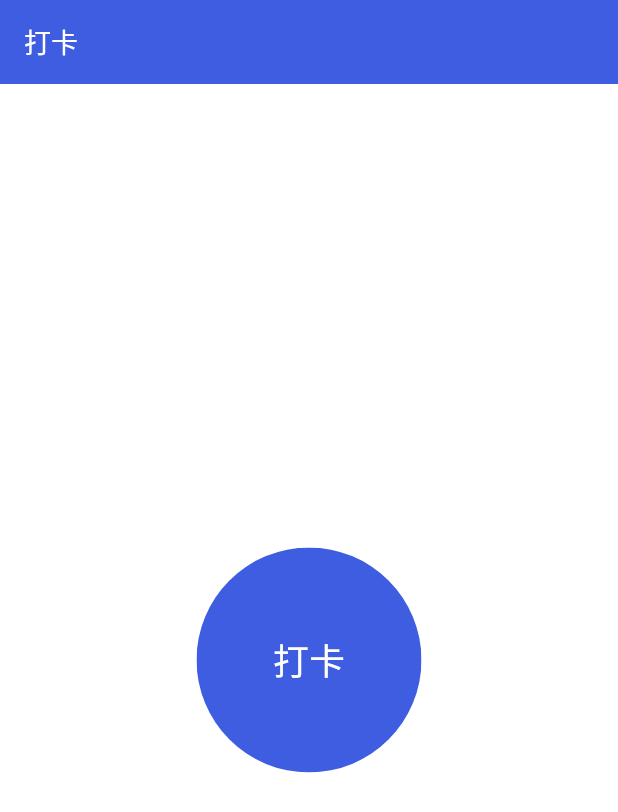
After one commit to chianglife/uhomebk_flutter, a Flutter app: the SignInPage screen opened directly, on a phone screen of 412 x 824 dp. The commit adds this screen. Shown: the top 812 px of the screen. Run offline on Flutter 3.47's test engine with Material 2 defaults, Android fonts, the light colour scheme and no system bars; our stand-ins replace cookie_jar, dio, dio_cookie_manager.

Commit message:
考勤打卡

```diff
--- a/lib/config/http_urls.dart
+++ b/lib/config/http_urls.dart
@@ -8,3 +8,6 @@ const kServer_storeList = "/wms-admin-api/rest-api/v1/common/getStoreList";
 const kServer_storeSetOrgan = "/wms-admin-api/rest-api/v1/common/queryStoreSetOrgan";
 //物料列表
 const kServer_getGoodsListNEW = "/wms-admin-api/rest-api/v1/common/getGoodsListNEW";
+
+//打卡接口
+const kServer_sumbitCheckingin = "/uhomecp-oa/checkinginCommon/sumbitCheckingin";
--- a/lib/http/proxy.dart
+++ b/lib/http/proxy.dart
@@ -2,7 +2,7 @@
 const PROXY_ENABLE = true;
 
 /// 代理服务IP
-const PROXY_IP = '192.168.20.92';
+const PROXY_IP = '192.168.20.36';
 
 /// 代理服务端口
 const PROXY_PORT = 8888;
--- /dev/null
+++ b/lib/sign_in_page.dart
@@ -0,0 +1,67 @@
+import 'package:dio/dio.dart';
+import 'package:flutter/material.dart';
+import 'package:uhomebk_flutter/config/http_urls.dart';
+import 'package:uhomebk_flutter/config/seg_colors.dart';
+import 'package:uhomebk_flutter/http/http.dart';
+import 'package:uhomebk_flutter/http/http_utils.dart';
+import 'package:uhomebk_flutter/user_info.dart';
+
+class SignInPage extends StatefulWidget {
+  SignInPage({Key? key}) : super(key: key);
+
+  @override
+  State<SignInPage> createState() => _SignInPageState();
+}
+
+class _SignInPageState extends State<SignInPage> {
+  @override
+  Widget build(BuildContext context) {
+    return Scaffold(
+        appBar: AppBar(title: const Text("打卡")),
+        body:
+          Center(
+            child: InkWell(child: _clipButton(), onTap: _signin),
+          )
+      );
+  }
+
+
+  Widget _clipButton() {
+      return ClipRRect(
+        borderRadius: BorderRadius.circular(75),
+        child: Container(
+          width: 150,
+          height: 150,
+          color: SEGColors.color_t,
+          child: Column(
+            mainAxisAlignment: MainAxisAlignment.center,
+            children: const [
+              Text('打卡', style: TextStyle(color: Colors.white, fontSize: 24)),
+            ],
+          ),
+        ),
+      );
+    }
+
+  void _signin() {
+    sumbitCheckingin();
+  }
+
+  void sumbitCheckingin() async {
+    var params = {
+      "userId": UserInfo.userId,
+      "deviceid": "1-3A87B52D-6CD9-4455-B987-809BCB54EF49",
+      "phoneName": "M2104K10AC",
+      "equipmentType": "5",
+      "address": "中国广东省深圳市南山区粤海街道海天二路",
+      "longitude": 113.946857,
+      "latitude": 22.528235
+    };
+    Response response = await HttpUtils.postJson(kServer_sumbitCheckingin, params: params);
+    if (response.statusCode == 0) {
+         Map<String, dynamic> result = Map.from(response.data);
+         print(result);
+    }
+  }
+
+}
--- a/lib/user_info.dart
+++ b/lib/user_info.dart
@@ -3,7 +3,7 @@ class UserInfo {
   static late String organId, organName, jobCommunityName, name, tel;
   static void save(Map<String, dynamic> json) {
     UserInfo.userId = json["userId"];
-    UserInfo.organId = json["organId"];
+    UserInfo.organId = json["organId"].toString();
     UserInfo.organName = json["organName"];
     UserInfo.jobCommunity = json["jobCommunity"];
     UserInfo.jobCommunityName = json["jobCommunityName"];
```
Also changed, not shown: lib/config/http_options.dart (+13 -5 lines), lib/login_page.dart (+5 -2 lines), lib/pages/first_page.dart (+18 -5 lines), lib/pages/second_menu_page.dart (added, +60 -0 lines), lib/pages/store_list.dart (added, +19 -0 lines), 3 other files.
